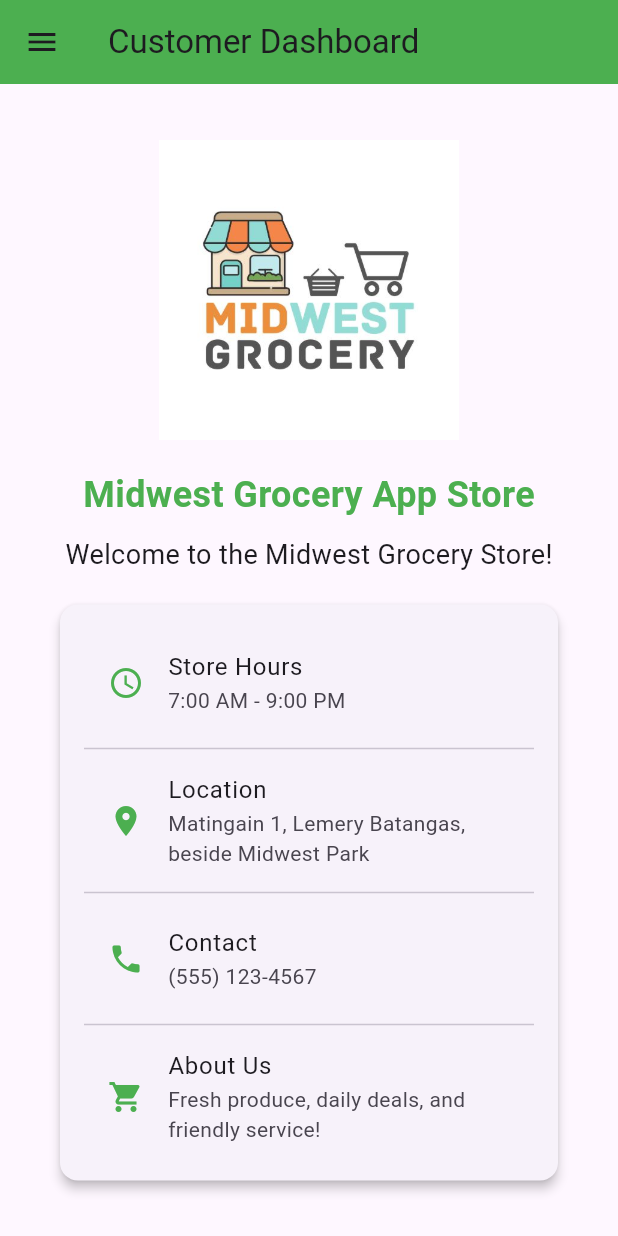
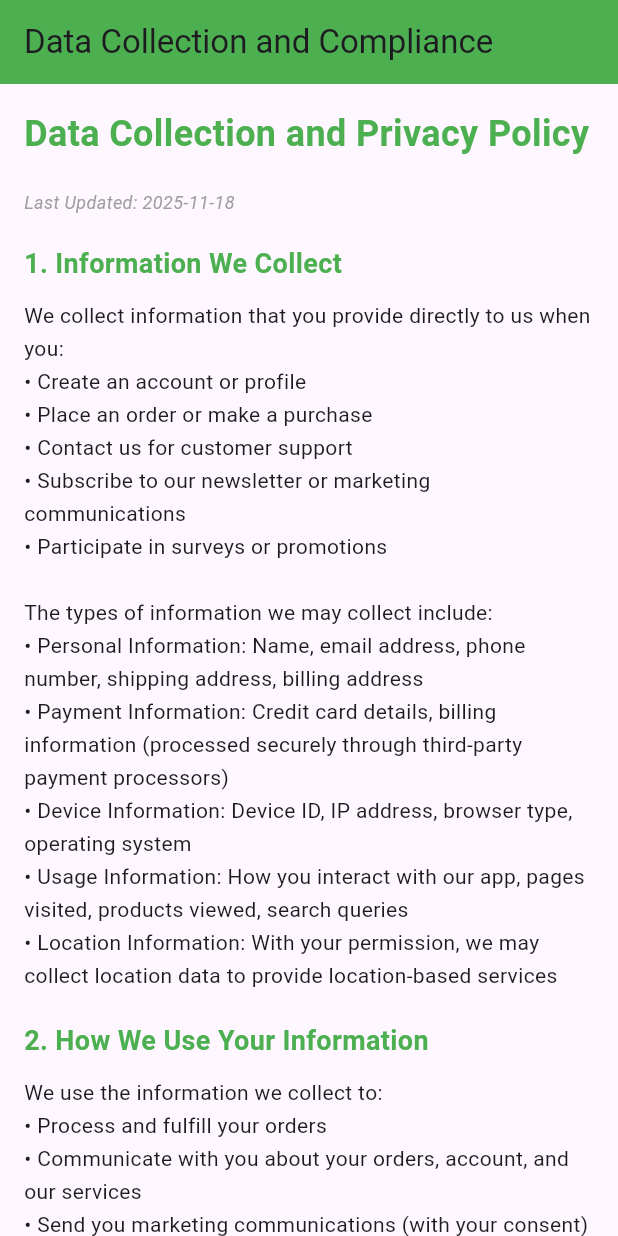
Before and after one commit to aleshamarie/Midwest_Application, a Flutter app: the screen it shows after launch, on a phone screen of 412 x 824 dp. Run offline on Flutter 3.47's test engine with Material 3 defaults, Android fonts, the phone set to English and light mode, and no system bars; our stand-ins replace cached_network_image, connectivity_plus, device_info_plus, firebase_core, firebase_messaging, flutter_local_notifications and 2 more; accounts and stored records are empty; network calls fail.

Commit message:
Add Data Collection Compliance and Terms Agreement screens to app flow
- Integrate navigation to DataCollectionComplianceScreen and TermsAndAgreementScreen in the splash screen based on user acceptance status.
- Add corresponding ListTile options in HomeScreen for easy access to Privacy Policy and Terms & Conditions.
- Implement checks using SharedPreferences to ensure compliance before proceeding to the home screen.

```diff
--- /dev/null
+++ b/lib/data_collection_compliance_screen.dart
@@ -0,0 +1,251 @@
+import 'package:flutter/material.dart';
+import 'package:shared_preferences/shared_preferences.dart';
+
+class DataCollectionComplianceScreen extends StatefulWidget {
+  final bool isRequired;
+
+  const DataCollectionComplianceScreen({
+    super.key,
+    this.isRequired = false,
+  });
+
+  @override
+  State<DataCollectionComplianceScreen> createState() =>
+      _DataCollectionComplianceScreenState();
+}
+
+class _DataCollectionComplianceScreenState
+    extends State<DataCollectionComplianceScreen> {
+  bool _hasRead = false;
+
+  @override
+  Widget build(BuildContext context) {
+    return WillPopScope(
+      onWillPop: () async => !widget.isRequired, // Allow back button if not required
+      child: Scaffold(
+        appBar: AppBar(
+          title: const Text('Data Collection and Compliance'),
+          backgroundColor: Colors.green,
+          automaticallyImplyLeading: !widget.isRequired,
+        ),
+        body: SingleChildScrollView(
+          padding: const EdgeInsets.all(16.0),
+          child: Column(
+            crossAxisAlignment: CrossAxisAlignment.start,
+            children: [
+              const Text(
+                'Data Collection and Privacy Policy',
+                style: TextStyle(
+                  fontSize: 24,
+                  fontWeight: FontWeight.bold,
+                  color: Colors.green,
+                ),
+              ),
+              const SizedBox(height: 20),
+              Text(
+                'Last Updated: ${DateTime.now().toString().split(' ')[0]}',
+                style: const TextStyle(
+                  fontSize: 12,
+                  fontStyle: FontStyle.italic,
+                  color: Colors.grey,
+                ),
+              ),
+              const SizedBox(height: 20),
+              _buildSection(
+                '1. Information We Collect',
+                '''
+We collect information that you provide directly to us when you:
+• Create an account or profile
+• Place an order or make a purchase
+• Contact us for customer support
+• Subscribe to our newsletter or marketing communications
+• Participate in surveys or promotions
+
+The types of information we may collect include:
+• Personal Information: Name, email address, phone number, shipping address, billing address
+• Payment Information: Credit card details, billing information (processed securely through third-party payment processors)
+• Device Information: Device ID, IP address, browser type, operating system
+• Usage Information: How you interact with our app, pages visited, products viewed, search queries
+• Location Information: With your permission, we may collect location data to provide location-based services
+                ''',
+              ),
+              _buildSection(
+                '2. How We Use Your Information',
+                '''
+We use the information we collect to:
+• Process and fulfill your orders
+• Communicate with you about your orders, account, and our services
+• Send you marketing communications (with your consent)
+• Improve our app, products, and services
+• Personalize your shopping experience
+• Detect and prevent fraud and abuse
+• Comply with legal obligations
+• Respond to your inquiries and provide customer support
+                ''',
+              ),
+              _buildSection(
+                '3. Information Sharing and Disclosure',
+                '''
+We do not sell your personal information. We may share your information with:
+• Service Providers: Third-party companies that help us operate our business (payment processors, shipping companies, analytics providers)
+• Legal Requirements: When required by law, court order, or government regulation
+• Business Transfers: In connection with a merger, acquisition, or sale of assets
+• With Your Consent: When you explicitly authorize us to share your information
+
+All third-party service providers are contractually obligated to protect your information and use it only for the purposes we specify.
+                ''',
+              ),
+              _buildSection(
+                '4. Data Security',
+                '''
+We implement appropriate technical and organizational security measures to protect your personal information, including:
+• Encryption of data in transit and at rest
+• Secure payment processing
+• Regular security assessments
+• Access controls and authentication
+• Employee training on data protection
+
+However, no method of transmission over the internet or electronic storage is 100% secure. While we strive to protect your information, we cannot guarantee absolute security.
+                ''',
+              ),
+              _buildSection(
+                '5. Your Rights and Choices',
+                '''
+You have the right to:
+• Access your personal information
+• Correct inaccurate information
+• Request deletion of your information
+• Opt-out of marketing communications
+• Withdraw consent for data processing
+• Request a copy of your data
+• File a complaint with data protection authorities
+
+To exercise these rights, please contact us using the information provided in the "Contact Us" section.
+                ''',
+              ),
+              _buildSection(
+                '6. Data Retention',
+                '''
+We retain your personal information for as long as necessary to:
+• Fulfill the purposes outlined in this policy
+• Comply with legal obligations
+• Resolve disputes and enforce agreements
+• Maintain business records as required by law
+
+When information is no longer needed, we will securely delete or anonymize it.
+                ''',
+              ),
+              _buildSection(
+                '7. Children\'s Privacy',
+                '''
+Our app is not intended for children under the age of 13. We do not knowingly collect personal information from children under 13. If you believe we have collected information from a child under 13, please contact us immediately.
+                ''',
+              ),
+              _buildSection(
+                '8. International Data Transfers',
+                '''
+Your information may be transferred to and processed in countries other than your country of residence. These countries may have different data protection laws. We ensure appropriate safeguards are in place to protect your information in accordance with this policy.
+                ''',
+              ),
+              _buildSection(
+                '9. Changes to This Policy',
+                '''
+We may update this Data Collection and Privacy Policy from time to time. We will notify you of any material changes by:
+• Posting the updated policy in the app
+• Sending you an email notification (if you have provided your email)
+• Displaying a prominent notice in the app
+
+Your continued use of the app after changes become effective constitutes acceptance of the updated policy.
+                ''',
+              ),
+              _buildSection(
+                '10. Contact Us',
+                '''
+If you have questions, concerns, or requests regarding this Data Collection and Privacy Policy or our data practices, please contact us:
+
+Midwest Grocery Store
+Matingain 1, Lemery Batangas, beside Midwest Park
+Phone: (555) 123-4567
+Email: privacy@midwestgrocery.com
+                ''',
+              ),
+              if (widget.isRequired) ...[
+                const SizedBox(height: 20),
+                CheckboxListTile(
+                  title: const Text(
+                    'I have read and understood the Data Collection and Privacy Policy',
+                    style: TextStyle(fontWeight: FontWeight.bold),
+                  ),
+                  value: _hasRead,
+                  onChanged: (value) {
+                    setState(() {
+                      _hasRead = value ?? false;
+                    });
+                  },
+                  activeColor: Colors.green,
+                ),
+              ],
+              const SizedBox(height: 20),
+              SizedBox(
+                width: double.infinity,
+                child: ElevatedButton(
+                  onPressed: _hasRead || !widget.isRequired
+                      ? () async {
+                          if (widget.isRequired) {
+                            final prefs = await SharedPreferences.getInstance();
+                            await prefs.setBool('data_compliance_accepted', true);
+                          }
+                          if (context.mounted) {
+                            Navigator.of(context).pop(true);
+                          }
+                        }
+                      : null,
+                  style: ElevatedButton.styleFrom(
+                    backgroundColor: Colors.green,
+                    foregroundColor: Colors.white,
+                    padding: const EdgeInsets.symmetric(vertical: 16),
+                    shape: RoundedRectangleBorder(
+                      borderRadius: BorderRadius.circular(8),
+                    ),
+                  ),
+                  child: Text(
+                    widget.isRequired ? 'I Accept' : 'Close',
+                    style: const TextStyle(fontSize: 18, fontWeight: FontWeight.bold),
+                  ),
+                ),
+              ),
+              const SizedBox(height: 20),
+            ],
+          ),
+        ),
+      ),
+    );
+  }
+
+  Widget _buildSection(String title, String content) {
+    return Padding(
+      padding: const EdgeInsets.only(bottom: 20),
+      child: Column(
+        crossAxisAlignment: CrossAxisAlignment.start,
+        children: [
+          Text(
+            title,
+            style: const TextStyle(
+              fontSize: 18,
+              fontWeight: FontWeight.bold,
+              color: Colors.green,
+            ),
+          ),
+          const SizedBox(height: 10),
+          Text(
+            content.trim(),
+            style: const TextStyle(
+              fontSize: 14,
+              height: 1.6,
+            ),
+          ),
+        ],
+      ),
+    );
+  }
+}
--- /dev/null
+++ b/lib/terms_and_agreement_screen.dart
@@ -0,0 +1,278 @@
+import 'package:flutter/material.dart';
+import 'package:shared_preferences/shared_preferences.dart';
+
+class TermsAndAgreementScreen extends StatefulWidget {
+  final bool isRequired;
+
+  const TermsAndAgreementScreen({
+    super.key,
+    this.isRequired = false,
+  });
+
+  @override
+  State<TermsAndAgreementScreen> createState() =>
+      _TermsAndAgreementScreenState();
+}
+
+class _TermsAndAgreementScreenState extends State<TermsAndAgreementScreen> {
+  bool _hasRead = false;
+
+  @override
+  Widget build(BuildContext context) {
+    return WillPopScope(
+      onWillPop: () async => !widget.isRequired, // Allow back button if not required
+      child: Scaffold(
+        appBar: AppBar(
+          title: const Text('Terms and Conditions'),
+          backgroundColor: Colors.green,
+          automaticallyImplyLeading: !widget.isRequired,
+        ),
+        body: SingleChildScrollView(
+          padding: const EdgeInsets.all(16.0),
+          child: Column(
+            crossAxisAlignment: CrossAxisAlignment.start,
+            children: [
+              const Text(
+                'Terms and Conditions of Use',
+                style: TextStyle(
+                  fontSize: 24,
+                  fontWeight: FontWeight.bold,
+                  color: Colors.green,
+                ),
+              ),
+              const SizedBox(height: 20),
+              Text(
+                'Last Updated: ${DateTime.now().toString().split(' ')[0]}',
+                style: const TextStyle(
+                  fontSize: 12,
+                  fontStyle: FontStyle.italic,
+                  color: Colors.grey,
+                ),
+              ),
+              const SizedBox(height: 20),
+              _buildSection(
+                '1. Acceptance of Terms',
+                '''
+By accessing and using the Midwest Grocery Store mobile application ("App"), you accept and agree to be bound by these Terms and Conditions ("Terms"). If you do not agree to these Terms, please do not use the App.
+
+We reserve the right to modify these Terms at any time. Your continued use of the App after changes are posted constitutes your acceptance of the modified Terms.
+                ''',
+              ),
+              _buildSection(
+                '2. Eligibility',
+                '''
+You must be at least 18 years old to use this App and place orders. By using the App, you represent and warrant that:
+• You are at least 18 years of age
+• You have the legal capacity to enter into binding agreements
+• You will comply with all applicable laws and regulations
+• All information you provide is accurate and current
+                ''',
+              ),
+              _buildSection(
+                '3. Account Registration',
+                '''
+To use certain features of the App, you may be required to create an account. You agree to:
+• Provide accurate, current, and complete information
+• Maintain and update your account information
+• Maintain the security of your account credentials
+• Accept responsibility for all activities under your account
+• Notify us immediately of any unauthorized use
+
+You are responsible for maintaining the confidentiality of your account password and for all activities that occur under your account.
+                ''',
+              ),
+              _buildSection(
+                '4. Products and Pricing',
+                '''
+• Product Information: We strive to provide accurate product descriptions, images, and pricing. However, we do not warrant that product descriptions or other content is accurate, complete, or error-free.
+• Pricing: All prices are subject to change without notice. Prices displayed are in the currency specified and may vary based on location.
+• Availability: Product availability is subject to change. We reserve the right to limit quantities and refuse or cancel orders.
+• Errors: We reserve the right to correct any errors in pricing or product information, even after an order has been placed.
+                ''',
+              ),
+              _buildSection(
+                '5. Orders and Payment',
+                '''
+• Order Acceptance: Your order is an offer to purchase. We reserve the right to accept or reject any order for any reason.
+• Payment: You agree to provide current, complete, and accurate purchase and account information. You agree to pay all charges incurred by your account.
+• Payment Methods: We accept various payment methods as displayed in the App. All payments are processed securely through third-party payment processors.
+• Order Confirmation: You will receive an order confirmation via email or in-app notification once your order is received.
+                ''',
+              ),
+              _buildSection(
+                '6. Shipping and Delivery',
+                '''
+• Shipping: We will make reasonable efforts to ship products within the timeframes specified, but we do not guarantee delivery dates.
+• Shipping Costs: Shipping costs are calculated at checkout and are your responsibility unless otherwise stated.
+• Delivery: Risk of loss and title for products pass to you upon delivery to the carrier.
+• Delivery Issues: If you experience delivery issues, please contact us promptly.
+                ''',
+              ),
+              _buildSection(
+                '7. Returns and Refunds',
+                '''
+• Return Policy: Returns are accepted within 30 days of purchase, subject to our return policy. Items must be in original condition.
+• Refunds: Refunds will be processed to the original payment method within 5-10 business days after we receive and inspect the returned item.
+• Non-Returnable Items: Certain items may not be returnable (e.g., perishable goods, personalized items). These will be clearly marked.
+• Return Process: Contact customer service to initiate a return. You are responsible for return shipping costs unless the item is defective or incorrect.
+                ''',
+              ),
+              _buildSection(
+                '8. User Conduct',
+                '''
+You agree not to:
+• Use the App for any illegal purpose or in violation of any laws
+• Transmit any harmful code, viruses, or malicious software
+• Attempt to gain unauthorized access to the App or its systems
+• Interfere with or disrupt the App or servers
+• Use automated systems to access the App without permission
+• Impersonate any person or entity
+• Collect or harvest information about other users
+• Use the App to send spam or unsolicited communications
+                ''',
+              ),
+              _buildSection(
+                '9. Intellectual Property',
+                '''
+• Ownership: All content, features, and functionality of the App are owned by Midwest Grocery Store and are protected by copyright, trademark, and other intellectual property laws.
+• License: We grant you a limited, non-exclusive, non-transferable license to access and use the App for personal, non-commercial purposes.
+• Restrictions: You may not copy, modify, distribute, sell, or lease any part of the App without our written permission.
+• Trademarks: All trademarks, logos, and service marks displayed in the App are our property or the property of their respective owners.
+                ''',
+              ),
+              _buildSection(
+                '10. Limitation of Liability',
+                '''
+TO THE MAXIMUM EXTENT PERMITTED BY LAW:
+• THE APP IS PROVIDED "AS IS" AND "AS AVAILABLE" WITHOUT WARRANTIES OF ANY KIND
+• WE DISCLAIM ALL WARRANTIES, EXPRESS OR IMPLIED, INCLUDING MERCHANTABILITY AND FITNESS FOR A PARTICULAR PURPOSE
+• WE SHALL NOT BE LIABLE FOR ANY INDIRECT, INCIDENTAL, SPECIAL, CONSEQUENTIAL, OR PUNITIVE DAMAGES
+• OUR TOTAL LIABILITY SHALL NOT EXCEED THE AMOUNT YOU PAID FOR THE PRODUCTS OR SERVICES IN QUESTION
+                ''',
+              ),
+              _buildSection(
+                '11. Indemnification',
+                '''
+You agree to indemnify, defend, and hold harmless Midwest Grocery Store, its officers, directors, employees, and agents from any claims, damages, losses, liabilities, and expenses (including legal fees) arising from:
+• Your use of the App
+• Your violation of these Terms
+• Your violation of any rights of another party
+• Your violation of any applicable laws
+                ''',
+              ),
+              _buildSection(
+                '12. Termination',
+                '''
+We reserve the right to:
+• Terminate or suspend your account and access to the App at any time, with or without cause or notice
+• Remove or edit content at our sole discretion
+• Discontinue the App or any part thereof at any time
+
+You may terminate your account at any time by contacting us or using account deletion features in the App.
+                ''',
+              ),
+              _buildSection(
+                '13. Governing Law',
+                '''
+These Terms shall be governed by and construed in accordance with the laws of the jurisdiction in which Midwest Grocery Store operates, without regard to its conflict of law provisions.
+
+Any disputes arising from these Terms or your use of the App shall be resolved in the courts of competent jurisdiction in that jurisdiction.
+                ''',
+              ),
+              _buildSection(
+                '14. Severability',
+                '''
+If any provision of these Terms is found to be unenforceable or invalid, that provision shall be limited or eliminated to the minimum extent necessary, and the remaining provisions shall remain in full force and effect.
+                ''',
+              ),
+              _buildSection(
+                '15. Contact Information',
+                '''
+If you have any questions about these Terms and Conditions, please contact us:
+
+Midwest Grocery Store
+Matingain 1, Lemery Batangas, beside Midwest Park
+Phone: (555) 123-4567
+Email: legal@midwestgrocery.com
+                ''',
+              ),
+              if (widget.isRequired) ...[
+                const SizedBox(height: 20),
+                CheckboxListTile(
+                  title: const Text(
+                    'I have read and understood the Terms and Conditions',
+                    style: TextStyle(fontWeight: FontWeight.bold),
+                  ),
+                  value: _hasRead,
+                  onChanged: (value) {
+                    setState(() {
+                      _hasRead = value ?? false;
+                    });
+                  },
+                  activeColor: Colors.green,
+                ),
+              ],
+              const SizedBox(height: 20),
+              SizedBox(
+                width: double.infinity,
+                child: ElevatedButton(
+                  onPressed: _hasRead || !widget.isRequired
+                      ? () async {
+                          if (widget.isRequired) {
+                            final prefs = await SharedPreferences.getInstance();
+                            await prefs.setBool('terms_accepted', true);
+                          }
+                          if (context.mounted) {
+                            Navigator.of(context).pop(true);
+                          }
+                        }
+                      : null,
+                  style: ElevatedButton.styleFrom(
+                    backgroundColor: Colors.green,
+                    foregroundColor: Colors.white,
+                    padding: const EdgeInsets.symmetric(vertical: 16),
+                    shape: RoundedRectangleBorder(
+                      borderRadius: BorderRadius.circular(8),
+                    ),
+                  ),
+                  child: Text(
+                    widget.isRequired ? 'I Accept' : 'Close',
+                    style: const TextStyle(fontSize: 18, fontWeight: FontWeight.bold),
+                  ),
+                ),
+              ),
+              const SizedBox(height: 20),
+            ],
+          ),
+        ),
+      ),
+    );
+  }
+
+  Widget _buildSection(String title, String content) {
+    return Padding(
+      padding: const EdgeInsets.only(bottom: 20),
+      child: Column(
+        crossAxisAlignment: CrossAxisAlignment.start,
+        children: [
+          Text(
+            title,
+            style: const TextStyle(
+              fontSize: 18,
+              fontWeight: FontWeight.bold,
+              color: Colors.green,
+            ),
+          ),
+          const SizedBox(height: 10),
+          Text(
+            content.trim(),
+            style: const TextStyle(
+              fontSize: 14,
+              height: 1.6,
+            ),
+          ),
+        ],
+      ),
+    );
+  }
+}
```
Also changed, not shown: lib/home_screen.dart (+29 -0 lines), lib/main.dart (+78 -1 lines).
